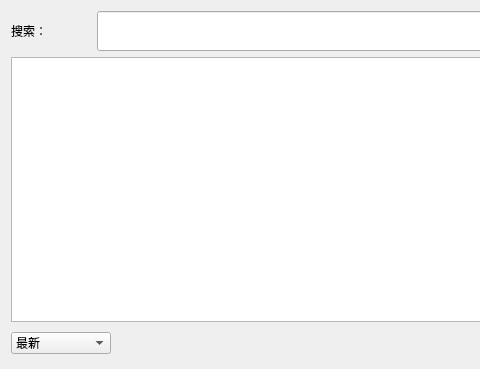
Old version of the form ui/ui_search.ui in the repository tonquer/JMComic-qt; both pictures show x 0 to 480 and y 0 to 369 of the 740 by 369 pixel window.
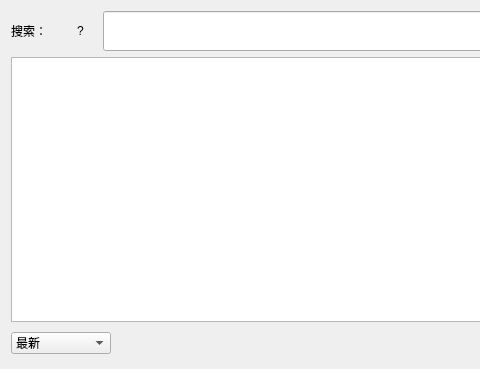
New version of the form. Custom widgets are drawn as their Qt base class.

Patch:
```diff
--- a/ui/ui_search.ui
+++ b/ui/ui_search.ui
@@ -26,13 +26,13 @@
       <widget class="QLabel" name="label_2">
        <property name="minimumSize">
         <size>
-         <width>80</width>
+         <width>60</width>
          <height>0</height>
         </size>
        </property>
        <property name="maximumSize">
         <size>
-         <width>80</width>
+         <width>60</width>
          <height>40</height>
         </size>
        </property>
@@ -41,6 +41,34 @@
        </property>
       </widget>
      </item>
+     <item>
+      <widget class="QLabel" name="label_3">
+       <property name="minimumSize">
+        <size>
+         <width>20</width>
+         <height>0</height>
+        </size>
+       </property>
+       <property name="maximumSize">
+        <size>
+         <width>20</width>
+         <height>16777215</height>
+        </size>
+       </property>
+       <property name="toolTip">
+        <string>&lt;html&gt;&lt;head/&gt;&lt;body&gt;&lt;p&gt;搜寻的最佳姿势?&lt;/p&gt;&lt;p&gt;【包含搜寻】&lt;/p&gt;&lt;p&gt;搜寻全彩[空格][+]人妻,仅显示全彩且是人妻的本本&lt;/p&gt;&lt;p&gt;范例:全彩 +人妻&lt;br/&gt;&lt;/p&gt;&lt;p&gt;【排除搜寻】&lt;/p&gt;&lt;p&gt;搜寻全彩[空格][]人妻,显示全彩并排除人妻的本本&lt;/p&gt;&lt;p&gt;范例:全彩 -人妻&lt;br/&gt;&lt;/p&gt;&lt;p&gt;【我都要搜寻】&lt;/p&gt;&lt;p&gt;搜寻全彩[空格]人妻,会显示所有包含全彩及人妻的本本&lt;/p&gt;&lt;p&gt;范例:全彩 人妻&lt;/p&gt;&lt;/body&gt;&lt;/html&gt;</string>
+       </property>
+       <property name="toolTipDuration">
+        <number>-1</number>
+       </property>
+       <property name="text">
+        <string>?</string>
+       </property>
+       <property name="alignment">
+        <set>Qt::AlignLeading|Qt::AlignLeft|Qt::AlignVCenter</set>
+       </property>
+      </widget>
+     </item>
      <item>
       <widget class="SearchLineEdit" name="lineEdit">
        <property name="minimumSize">
```
Left out of the diff: 3 changed lines with no effect on the pictures.
